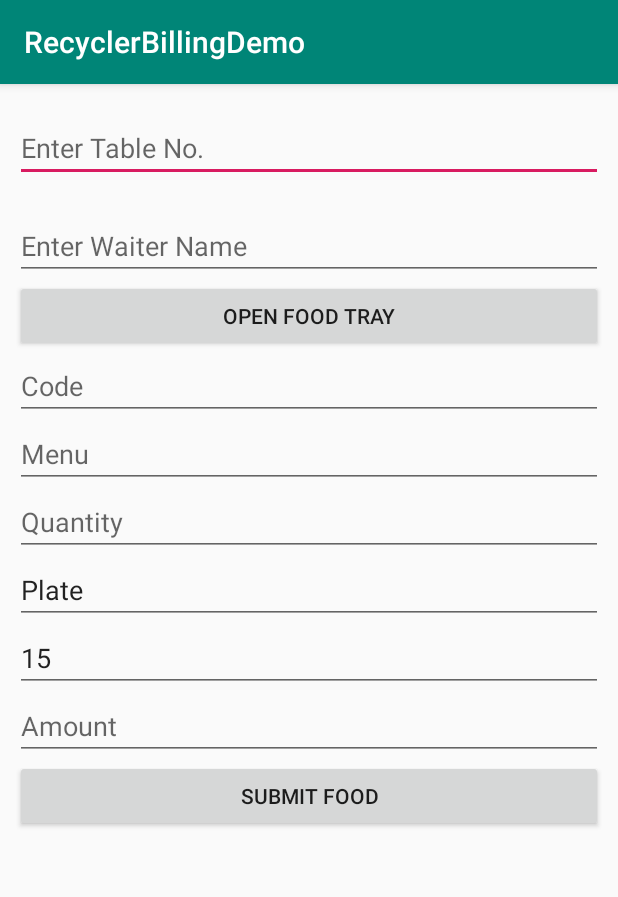
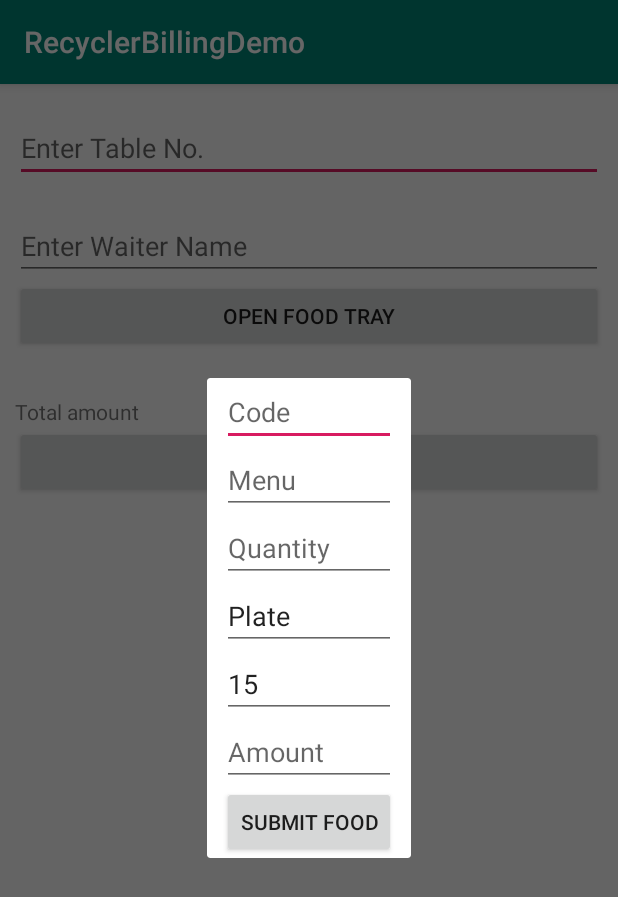
Before and after one commit to rockstarsantosh1994/RecyclerBillingDemo, an Android app: the screen it shows after launch (MainActivity), after a tap on "OPEN FOOD TRAY", on a phone screen of 412 x 824 dp. Shown: the top 897 px of the screen. Run offline under Robolectric (Android 15) with nearby library versions, the phone set to English and light mode, and no system bars.

Commit message:
intial commit

```diff
--- a/app/src/main/java/com/example/recyclerbillingdemo/MainActivity.java
+++ b/app/src/main/java/com/example/recyclerbillingdemo/MainActivity.java
@@ -4,14 +4,15 @@ import androidx.appcompat.app.AppCompatActivity;
 import androidx.recyclerview.widget.LinearLayoutManager;
 import androidx.recyclerview.widget.RecyclerView;
 
+import android.app.Dialog;
 import android.os.Bundle;
 import android.util.Log;
 import android.view.View;
 import android.widget.Button;
 import android.widget.EditText;
+import android.widget.ImageView;
 import android.widget.LinearLayout;
 import android.widget.TextView;
-import android.widget.Toast;
 
 import com.example.recyclerbillingdemo.adapter.TakeOrderRecyclerAdapter;
 import com.example.recyclerbillingdemo.pojo.TakeOrderModel;
@@ -31,6 +32,7 @@ public class MainActivity extends AppCompatActivity implements View.OnClickListe
     public ArrayList<TakeOrderModel> takeOrderArrayList;
     public TakeOrderModel takeOrderModel;
     public static String TAG="MainActivity";
+    public Dialog dialog;
 
     @Override
     protected void onCreate(Bundle savedInstanceState) {
@@ -47,12 +49,6 @@ public class MainActivity extends AppCompatActivity implements View.OnClickListe
         //EditText Intialisation.....
         etTableno=findViewById(R.id.et_tableno);
         etWaitername=findViewById(R.id.et_waitername);
-        etCode=findViewById(R.id.et_code);
-        etMenu=findViewById(R.id.et_menu);
-        etQuantity=findViewById(R.id.et_qty);
-        etServesIn=findViewById(R.id.et_ServesIn);
-        etRate=findViewById(R.id.et_rate);
-        etAmount=findViewById(R.id.et_amount);
 
         //TextView Intialisation.....
 //        tvTotalAmount=findViewById(R.id.tv_totalamount);
@@ -62,11 +58,9 @@ public class MainActivity extends AppCompatActivity implements View.OnClickListe
 
         //Button Intialisation.....
         btnOpenTray=findViewById(R.id.btn_openfood);
-        btnSubmitFood=findViewById(R.id.btn_menu);
+        //btnSubmitFood=findViewById(R.id.btn_menu);
     //    btnTakeOrder=findViewById(R.id.btn_takeorder);
 
-        //LinearLayout Intialisation....
-        ll_menu=findViewById(R.id.ll_data);
 
         // Arraylist Intialising
         takeOrderArrayList =new ArrayList<>();
@@ -75,11 +69,10 @@ public class MainActivity extends AppCompatActivity implements View.OnClickListe
 
         //creating objects of OnClickListener Events....
         btnOpenTray.setOnClickListener(this);
-        btnSubmitFood.setOnClickListener(this);
+        //btnSubmitFood.setOnClickListener(this);
 //        btnTakeOrder.setOnClickListener(this);
 
-        etServesIn.setText("Plate");
-        etRate.setText("15");
+
 
     }
 
@@ -88,15 +81,39 @@ public class MainActivity extends AppCompatActivity implements View.OnClickListe
     public void onClick(View v) {
         switch(v.getId()){
             case R.id.btn_openfood:
-                    if(ll_menu.getVisibility()==View.GONE){
-                        ll_menu.setVisibility(View.VISIBLE);
-                    }
-                    else ll_menu.setVisibility(View.GONE);
+                customDialog();
                     break;
 
             case R.id.btn_menu:
 
 
+
+                break;
+
+        }
+    }
+
+    public void customDialog(){
+        // custom dialog
+        dialog = new Dialog(this);
+        dialog.setContentView(R.layout.custom_acceptmenu);
+        dialog.setTitle("Title...");
+
+
+        //LinearLayout Intialisation....
+        ll_menu=dialog.findViewById(R.id.ll_data);
+
+        etCode=dialog.findViewById(R.id.et_code);
+        etMenu=dialog.findViewById(R.id.et_menu);
+        etQuantity=dialog.findViewById(R.id.et_qty);
+        etServesIn=dialog.findViewById(R.id.et_ServesIn);
+        etRate=dialog.findViewById(R.id.et_rate);
+        etAmount=dialog.findViewById(R.id.et_amount);
+        btnSubmitFood=dialog.findViewById(R.id.btn_menu);
+        // if button is clicked, close the custom dialog
+        btnSubmitFood.setOnClickListener(new View.OnClickListener() {
+            @Override
+            public void onClick(View v) {
                 takeOrderModel=new TakeOrderModel(etCode.getText().toString(),etMenu.getText().toString(),etQuantity.getText().toString(),etServesIn.getText().toString(),etRate.getText().toString(),etAmount.getText().toString());
 
                 takeOrderArrayList.add(takeOrderModel);
@@ -112,6 +129,7 @@ public class MainActivity extends AppCompatActivity implements View.OnClickListe
                 rvMenu.setAdapter(takeOrderRecyclerAdapter);
 
                 ll_menu.setVisibility(View.GONE);
+
                 takeOrderRecyclerAdapter.notifyDataSetChanged();
 
                 etCode.getText().clear();
@@ -121,8 +139,13 @@ public class MainActivity extends AppCompatActivity implements View.OnClickListe
                 etRate.getText().clear();
                 etAmount.getText().clear();
 
-                break;
+
+                dialog.dismiss();
+            }
+        });
+
+        dialog.show();
+    }
+
 
 }
-    }
-}
--- a/app/src/main/res/layout/activity_main.xml
+++ b/app/src/main/res/layout/activity_main.xml
@@ -35,74 +35,15 @@
             android:layout_below="@+id/et_waitername"
             android:text="Open Food Tray"/>
 
-        <LinearLayout
-            android:layout_width="match_parent"
-            android:layout_height="wrap_content"
-            android:layout_below="@+id/btn_openfood"
-            android:orientation="vertical"
-            android:id="@+id/ll_data"
-            android:visibility="gone">
-
-            <EditText
-                android:layout_width="match_parent"
-                android:layout_height="wrap_content"
-                android:id="@+id/et_code"
-                android:hint="Code"
-                />
-
-            <EditText
-                android:layout_width="match_parent"
-                android:layout_height="wrap_content"
-                android:id="@+id/et_menu"
-                android:hint="Menu"
-                />
-
-            <EditText
-                android:layout_width="match_parent"
-                android:layout_height="wrap_content"
-                android:id="@+id/et_qty"
-                android:hint="Quantity"
-                />
-
-            <EditText
-                android:layout_width="match_parent"
-                android:layout_height="wrap_content"
-                android:id="@+id/et_ServesIn"
-                android:hint="ServesIn"
-                />
-
-            <EditText
-                android:layout_width="match_parent"
-                android:layout_height="wrap_content"
-                android:id="@+id/et_rate"
-                android:hint="Rate"
-                />
-
-            <EditText
-                android:layout_width="match_parent"
-                android:layout_height="wrap_content"
-                android:id="@+id/et_amount"
-                android:hint="Amount"
-                />
-
-            <Button
-                android:layout_width="match_parent"
-                android:layout_height="wrap_content"
-                android:id="@+id/btn_menu"
-                android:text="submit food"/>
-
-        </LinearLayout>
-
-
         <androidx.recyclerview.widget.RecyclerView
             android:layout_width="match_parent"
             android:layout_height="wrap_content"
             android:id="@+id/rv_menu"
-            android:layout_below="@+id/ll_data"
+            android:layout_below="@+id/btn_openfood"
             android:layout_marginTop="10dp"/>
 
 
-       <!-- <TextView
+        <TextView
             android:layout_width="wrap_content"
             android:layout_height="wrap_content"
             android:id="@+id/tv_total"
@@ -116,19 +57,21 @@
         android:layout_height="wrap_content"
         android:layout_marginLeft="63dp"
         android:layout_marginTop="20dp"
-        android:layout_toRightOf="@id/tv_total"
+        android:layout_toRightOf="@+id/tv_total"
         android:layout_below="@id/rv_menu"
         android:text="Total amount" />
 
-    <Button
-        android:layout_width="match_parent"
-        android:layout_height="wrap_content"
-        android:id="@+id/btn_takeorder"
-        android:text="take order"
-        android:layout_below="@id/tv_total"
-        android:layout_alignParentBottom="true"/>
 
--->
+            <Button
+                android:id="@+id/btn_takeorder"
+                android:layout_width="match_parent"
+                android:layout_height="wrap_content"
+                android:layout_below="@id/tv_total"
+                android:text="take order"
+                />
+
+
+
 </RelativeLayout>
 
 </ScrollView>
--- /dev/null
+++ b/app/src/main/res/layout/custom_acceptmenu.xml
@@ -0,0 +1,75 @@
+<?xml version="1.0" encoding="utf-8"?>
+<LinearLayout xmlns:android="http://schemas.android.com/apk/res/android"
+    android:orientation="vertical" android:layout_width="match_parent"
+    android:layout_height="match_parent">
+
+    <LinearLayout
+        android:layout_width="match_parent"
+        android:layout_height="match_parent"
+        android:orientation="vertical"
+        android:id="@+id/ll_data"
+        android:paddingLeft="10dp"
+        android:paddingRight="10dp"
+        >
+
+        <EditText
+            android:layout_width="match_parent"
+            android:layout_height="wrap_content"
+            android:id="@+id/et_code"
+            android:hint="Code"
+            android:inputType="number"
+            />
+
+        <EditText
+            android:layout_width="match_parent"
+            android:layout_height="wrap_content"
+            android:id="@+id/et_menu"
+            android:hint="Menu"
+            />
+
+        <EditText
+            android:layout_width="match_parent"
+            android:layout_height="wrap_content"
+            android:id="@+id/et_qty"
+            android:hint="Quantity"
+            android:inputType="number"
+            />
+
+        <EditText
+            android:layout_width="match_parent"
+            android:layout_height="wrap_content"
+            android:id="@+id/et_ServesIn"
+            android:hint="ServesIn"
+            android:text="Plate"
+            android:editable="false"
+            />
+
+        <EditText
+            android:layout_width="match_parent"
+            android:layout_height="wrap_content"
+            android:id="@+id/et_rate"
+            android:hint="Rate"
+            android:text="15"
+            android:editable="false"
+            />
+
+        <EditText
+            android:layout_width="match_parent"
+            android:layout_height="wrap_content"
+            android:id="@+id/et_amount"
+            android:hint="Amount"
+            />
+
+        <Button
+            android:layout_width="wrap_content"
+            android:layout_height="wrap_content"
+            android:id="@+id/btn_menu"
+            android:text="submit food"
+            android:layout_gravity="center"/>
+
+    </LinearLayout>
+
+
+
+
+</LinearLayout>
--- a/app/src/main/res/layout/custom_takeorder_row.xml
+++ b/app/src/main/res/layout/custom_takeorder_row.xml
@@ -86,4 +86,5 @@
 
 
 
+
 </androidx.cardview.widget.CardView>
```
Also changed, not shown: app/src/main/java/com/example/recyclerbillingdemo/adapter/TakeOrderRecyclerAdapter.java (+102 -18 lines). Lines whose indentation alone changed are shown as unchanged.
